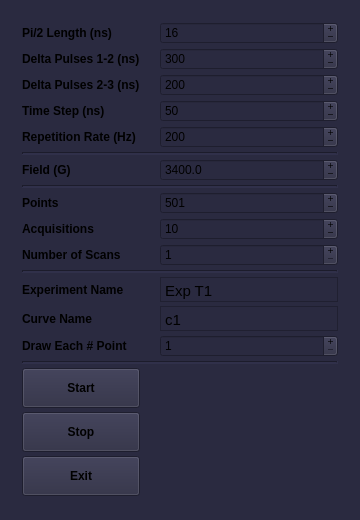
This is atomize/control_center/gui/t1_main_window.ui in Anatoly1010/Atomize_NIOCH as Qt 5 draws it before an edit. The edited form follows.
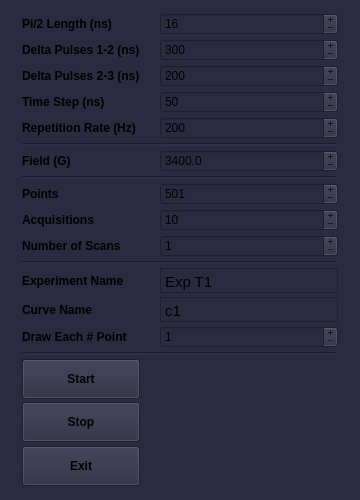
This is the edited form.

Diff of the .ui file:
```diff
--- a/atomize/control_center/gui/t1_main_window.ui
+++ b/atomize/control_center/gui/t1_main_window.ui
@@ -7,7 +7,7 @@
     <x>0</x>
     <y>0</y>
     <width>360</width>
-    <height>520</height>
+    <height>500</height>
    </rect>
   </property>
   <property name="sizePolicy">
@@ -19,13 +19,13 @@
   <property name="minimumSize">
    <size>
     <width>360</width>
-    <height>520</height>
+    <height>500</height>
    </size>
   </property>
   <property name="maximumSize">
    <size>
     <width>360</width>
-    <height>520</height>
+    <height>500</height>
    </size>
   </property>
   <property name="font">
@@ -50,13 +50,13 @@
    <property name="minimumSize">
     <size>
      <width>360</width>
-     <height>520</height>
+     <height>500</height>
     </size>
    </property>
    <property name="maximumSize">
     <size>
      <width>360</width>
-     <height>520</height>
+     <height>500</height>
     </size>
    </property>
    <layout class="QGridLayout" name="gridLayout_2">
@@ -156,8 +156,8 @@
          <string>&lt;!DOCTYPE HTML PUBLIC &quot;-//W3C//DTD HTML 4.0//EN&quot; &quot;http://www.w3.org/TR/REC-html40/strict.dtd&quot;&gt;
 &lt;html&gt;&lt;head&gt;&lt;meta name=&quot;qrichtext&quot; content=&quot;1&quot; /&gt;&lt;style type=&quot;text/css&quot;&gt;
 p, li { white-space: pre-wrap; }
-&lt;/style&gt;&lt;/head&gt;&lt;body style=&quot; font-family:'Ubuntu'; font-size:11pt; font-weight:400; font-style:normal;&quot;&gt;
-&lt;p style=&quot; margin-top:7px; margin-bottom:7px; margin-left:0px; margin-right:0px; -qt-block-indent:0; text-indent:0px;&quot;&gt;Exp T1&lt;/p&gt;&lt;/body&gt;&lt;/html&gt;</string>
+&lt;/style&gt;&lt;/head&gt;&lt;body style=&quot; font-family:'Ubuntu Bold'; font-size:10pt; font-weight:400; font-style:normal;&quot;&gt;
+&lt;p style=&quot; margin-top:7px; margin-bottom:7px; margin-left:0px; margin-right:0px; -qt-block-indent:0; text-indent:0px;&quot;&gt;&lt;span style=&quot; font-family:'Ubuntu'; font-size:11pt;&quot;&gt;Exp T1&lt;/span&gt;&lt;/p&gt;&lt;/body&gt;&lt;/html&gt;</string>
         </property>
         <property name="overwriteMode">
          <bool>true</bool>
@@ -552,8 +552,8 @@
          <string>&lt;!DOCTYPE HTML PUBLIC &quot;-//W3C//DTD HTML 4.0//EN&quot; &quot;http://www.w3.org/TR/REC-html40/strict.dtd&quot;&gt;
 &lt;html&gt;&lt;head&gt;&lt;meta name=&quot;qrichtext&quot; content=&quot;1&quot; /&gt;&lt;style type=&quot;text/css&quot;&gt;
 p, li { white-space: pre-wrap; }
-&lt;/style&gt;&lt;/head&gt;&lt;body style=&quot; font-family:'Ubuntu'; font-size:11pt; font-weight:400; font-style:normal;&quot;&gt;
-&lt;p style=&quot; margin-top:0px; margin-bottom:0px; margin-left:0px; margin-right:0px; -qt-block-indent:0; text-indent:0px;&quot;&gt;c1&lt;/p&gt;&lt;/body&gt;&lt;/html&gt;</string>
+&lt;/style&gt;&lt;/head&gt;&lt;body style=&quot; font-family:'Ubuntu Bold'; font-size:10pt; font-weight:400; font-style:normal;&quot;&gt;
+&lt;p style=&quot; margin-top:0px; margin-bottom:0px; margin-left:0px; margin-right:0px; -qt-block-indent:0; text-indent:0px;&quot;&gt;&lt;span style=&quot; font-family:'Ubuntu'; font-size:11pt;&quot;&gt;c1&lt;/span&gt;&lt;/p&gt;&lt;/body&gt;&lt;/html&gt;</string>
         </property>
        </widget>
       </item>
```
Left out of the diff: 10 changed lines with no effect on the pictures.
